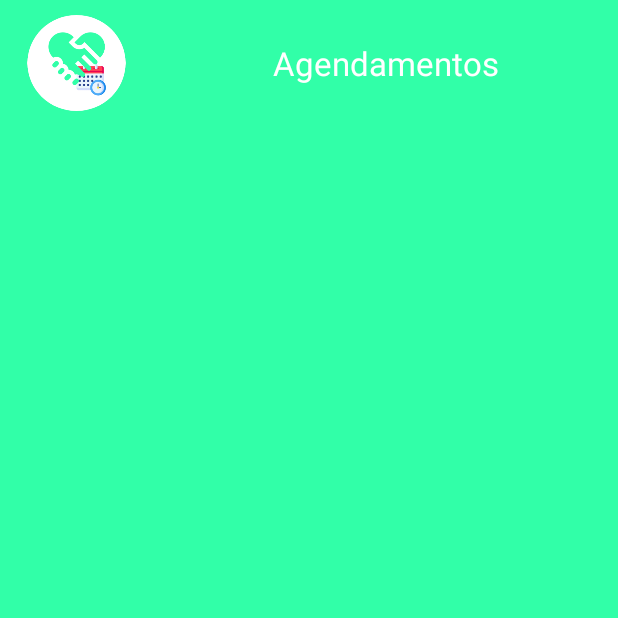
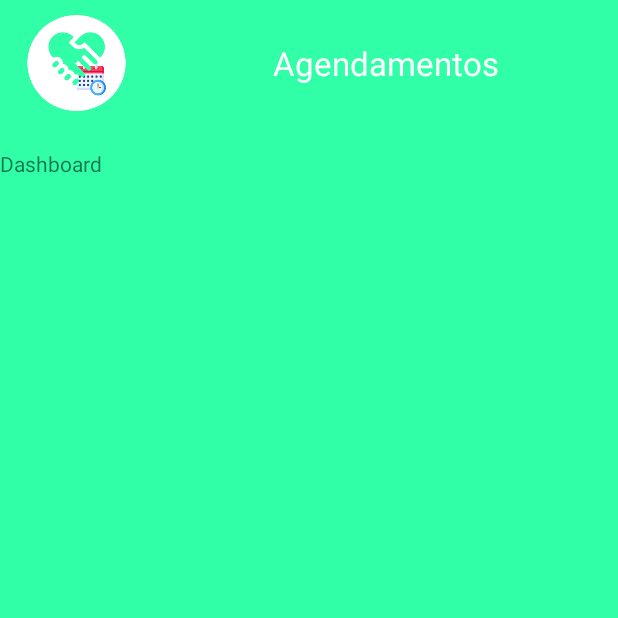
Before and after one commit to arjdev69/AgendeAqui, an Android app: the SchedulesActivity screen opened directly, with no data from a screen before it, on a phone screen of 412 x 824 dp, the top half of it. Run offline under Robolectric (Android 15) with nearby library versions, the phone set to English and light mode, and no system bars; libraries missing offline, so code that uses them is left out: com.ittianyu.bottomnavigationviewex; plain views replace BottomNavigationViewEx; 6 statements that could not run were skipped.

Commit message:
implement view fragment in bottom navigation

```diff
--- a/app/src/main/java/com/brunoaraujo/agendeaqui/activities/SchedulesActivity.java
+++ b/app/src/main/java/com/brunoaraujo/agendeaqui/activities/SchedulesActivity.java
@@ -1,11 +1,20 @@
 package com.brunoaraujo.agendeaqui.activities;
 
 import android.os.Bundle;
+import android.view.MenuItem;
 import android.widget.Toast;
 
+import androidx.annotation.NonNull;
 import androidx.appcompat.app.AppCompatActivity;
+import androidx.fragment.app.FragmentManager;
+import androidx.fragment.app.FragmentTransaction;
 
 import com.brunoaraujo.agendeaqui.R;
+import com.brunoaraujo.agendeaqui.fragment.DashboardFragment;
+import com.brunoaraujo.agendeaqui.fragment.PerfilFragment;
+import com.brunoaraujo.agendeaqui.fragment.SchedulesFragment;
+import com.google.android.material.bottomnavigation.BottomNavigationView;
+import com.ittianyu.bottomnavigationviewex.BottomNavigationViewEx;
 
 public class SchedulesActivity extends AppCompatActivity {
 
@@ -13,10 +22,57 @@ public class SchedulesActivity extends AppCompatActivity {
     protected void onCreate(Bundle savedInstanceState) {
         super.onCreate(savedInstanceState);
         setContentView(R.layout.activity_schedules);
+
+        setupBottomNavigationView();
+        FragmentManager fragmentManager = getSupportFragmentManager();
+        FragmentTransaction fragmentTransaction = fragmentManager.beginTransaction();
+
+        fragmentTransaction.replace(R.id.viewPage, new DashboardFragment()).commit();
+
     }
 
     @Override
     public void onBackPressed() {
         Toast.makeText(SchedulesActivity.this,"Usuário logado...", Toast.LENGTH_SHORT).show();
     }
+
+    private void setupBottomNavigationView(){
+
+        BottomNavigationViewEx bottomNavigationViewEx = findViewById(R.id.bnve);
+
+        bottomNavigationViewEx.enableAnimation(true);
+        bottomNavigationViewEx.enableItemShiftingMode(true);
+        bottomNavigationViewEx.enableShiftingMode(false);
+        bottomNavigationViewEx.setTextVisibility(true);
+
+        enableNavigation( bottomNavigationViewEx );
+    }
+
+    private void enableNavigation(BottomNavigationViewEx viewEx){
+
+        viewEx.setOnNavigationItemSelectedListener(new BottomNavigationView.OnNavigationItemSelectedListener() {
+            @Override
+            public boolean onNavigationItemSelected(@NonNull MenuItem item) {
+
+                FragmentManager fragmentManager = getSupportFragmentManager();
+                FragmentTransaction fragmentTransaction = fragmentManager.beginTransaction();
+
+                switch (item.getItemId()){
+                    case R.id.id_dashboard:
+                        fragmentTransaction.replace(R.id.viewPage, new DashboardFragment()).commit();
+                        return true;
+                    case R.id.id_add_schedules:
+                        fragmentTransaction.replace(R.id.viewPage, new SchedulesFragment()).commit();
+                        return true;
+                    case R.id.id_perfil:
+                        fragmentTransaction.replace(R.id.viewPage, new PerfilFragment()).commit();
+                        return true;
+
+                }
+
+                return false;
+            }
+        });
+
+    }
 }
--- /dev/null
+++ b/app/src/main/java/com/brunoaraujo/agendeaqui/fragment/DashboardFragment.java
@@ -0,0 +1,66 @@
+package com.brunoaraujo.agendeaqui.fragment;
+
+import android.os.Bundle;
+
+import androidx.fragment.app.Fragment;
+
+import android.view.LayoutInflater;
+import android.view.View;
+import android.view.ViewGroup;
+
+import com.brunoaraujo.agendeaqui.R;
+
+/**
+ * A simple {@link Fragment} subclass.
+ * Use the {@link DashboardFragment#newInstance} factory method to
+ * create an instance of this fragment.
+ */
+public class DashboardFragment extends Fragment {
+
+    // TODO: Rename parameter arguments, choose names that match
+    // the fragment initialization parameters, e.g. ARG_ITEM_NUMBER
+    private static final String ARG_PARAM1 = "param1";
+    private static final String ARG_PARAM2 = "param2";
+
+    // TODO: Rename and change types of parameters
+    private String mParam1;
+    private String mParam2;
+
+    public DashboardFragment() {
+        // Required empty public constructor
+    }
+
+    /**
+     * Use this factory method to create a new instance of
+     * this fragment using the provided parameters.
+     *
+     * @param param1 Parameter 1.
+     * @param param2 Parameter 2.
+     * @return A new instance of fragment Dashboard.
+     */
+    // TODO: Rename and change types and number of parameters
+    public static DashboardFragment newInstance(String param1, String param2) {
+        DashboardFragment fragment = new DashboardFragment();
+        Bundle args = new Bundle();
+        args.putString(ARG_PARAM1, param1);
+        args.putString(ARG_PARAM2, param2);
+        fragment.setArguments(args);
+        return fragment;
+    }
+
+    @Override
+    public void onCreate(Bundle savedInstanceState) {
+        super.onCreate(savedInstanceState);
+        if (getArguments() != null) {
+            mParam1 = getArguments().getString(ARG_PARAM1);
+            mParam2 = getArguments().getString(ARG_PARAM2);
+        }
+    }
+
+    @Override
+    public View onCreateView(LayoutInflater inflater, ViewGroup container,
+                             Bundle savedInstanceState) {
+        // Inflate the layout for this fragment
+        return inflater.inflate(R.layout.fragment_dashboard, container, false);
+    }
+}
--- /dev/null
+++ b/app/src/main/res/layout/fragment_dashboard.xml
@@ -0,0 +1,14 @@
+<?xml version="1.0" encoding="utf-8"?>
+<FrameLayout xmlns:android="http://schemas.android.com/apk/res/android"
+    xmlns:tools="http://schemas.android.com/tools"
+    android:layout_width="match_parent"
+    android:layout_height="match_parent"
+    tools:context=".fragment.DashboardFragment">
+
+    <!-- TODO: Update blank fragment layout -->
+    <TextView
+        android:layout_width="match_parent"
+        android:layout_height="match_parent"
+        android:text="Dashboard" />
+
+</FrameLayout>
```
Also changed, not shown: app/src/main/java/com/brunoaraujo/agendeaqui/fragment/PerfilFragment.java (added, +66 -0 lines), app/src/main/java/com/brunoaraujo/agendeaqui/fragment/SchedulesFragment.java (added, +66 -0 lines), app/src/main/res/layout/fragment_perfil.xml (added, +14 -0 lines), app/src/main/res/layout/fragment_schedules.xml (added, +14 -0 lines).
